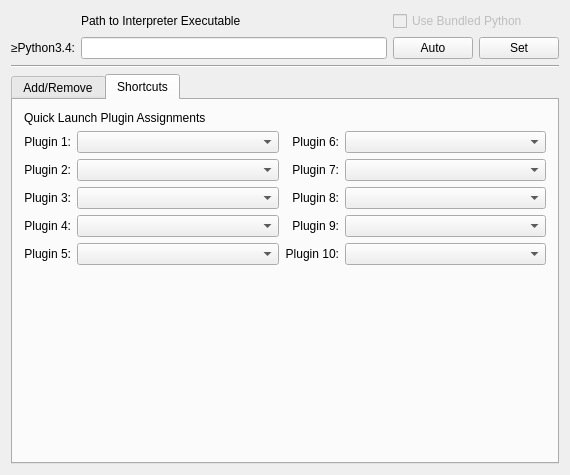
Above: src/Form_Files/PPluginWidget.ui from RRRRUDDDD/re-sigil-modified before the change. Below: the same form after it.
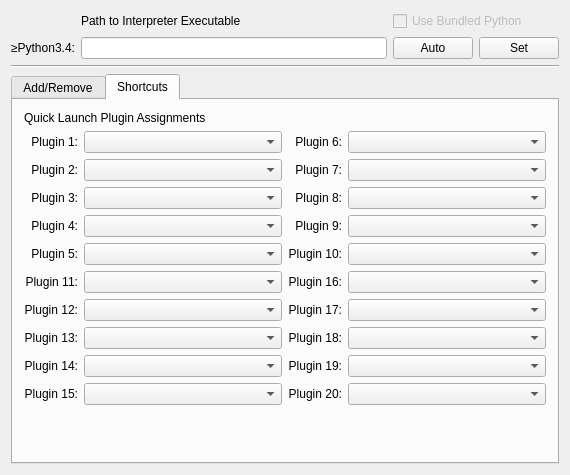
That is the form after the change. The open tabs and pages were chosen to show the change.

```diff
--- a/src/Form_Files/PPluginWidget.ui
+++ b/src/Form_Files/PPluginWidget.ui
@@ -383,6 +383,136 @@
          <item row="5" column="3">
           <widget class="QComboBox" name="comboBox_10"/>
          </item>
+         <item row="6" column="0">
+          <widget class="QLabel" name="label_13">
+           <property name="text">
+            <string>Plugin 11:</string>
+           </property>
+           <property name="alignment">
+            <set>Qt::AlignRight|Qt::AlignTrailing|Qt::AlignVCenter</set>
+           </property>
+          </widget>
+         </item>
+         <item row="6" column="1">
+          <widget class="QComboBox" name="comboBox_11"/>
+         </item>
+         <item row="6" column="2">
+          <widget class="QLabel" name="label_18">
+           <property name="text">
+            <string>Plugin 16:</string>
+           </property>
+           <property name="alignment">
+            <set>Qt::AlignRight|Qt::AlignTrailing|Qt::AlignVCenter</set>
+           </property>
+          </widget>
+         </item>
+         <item row="6" column="3">
+          <widget class="QComboBox" name="comboBox_16"/>
+         </item>
+         <item row="7" column="0">
+          <widget class="QLabel" name="label_14">
+           <property name="text">
+            <string>Plugin 12:</string>
+           </property>
+           <property name="alignment">
+            <set>Qt::AlignRight|Qt::AlignTrailing|Qt::AlignVCenter</set>
+           </property>
+          </widget>
+         </item>
+         <item row="7" column="1">
+          <widget class="QComboBox" name="comboBox_12"/>
+         </item>
+         <item row="7" column="2">
+          <widget class="QLabel" name="label_19">
+           <property name="text">
+            <string>Plugin 17:</string>
+           </property>
+           <property name="alignment">
+            <set>Qt::AlignRight|Qt::AlignTrailing|Qt::AlignVCenter</set>
+           </property>
+          </widget>
+         </item>
+         <item row="7" column="3">
+          <widget class="QComboBox" name="comboBox_17"/>
+         </item>
+         <item row="8" column="0">
+          <widget class="QLabel" name="label_15">
+           <property name="text">
+            <string>Plugin 13:</string>
+           </property>
+           <property name="alignment">
+            <set>Qt::AlignRight|Qt::AlignTrailing|Qt::AlignVCenter</set>
+           </property>
+          </widget>
+         </item>
+         <item row="8" column="1">
+          <widget class="QComboBox" name="comboBox_13"/>
+         </item>
+         <item row="8" column="2">
+          <widget class="QLabel" name="label_20">
+           <property name="text">
+            <string>Plugin 18:</string>
+           </property>
+           <property name="alignment">
+            <set>Qt::AlignRight|Qt::AlignTrailing|Qt::AlignVCenter</set>
+           </property>
+          </widget>
+         </item>
+         <item row="8" column="3">
+          <widget class="QComboBox" name="comboBox_18"/>
+         </item>
+         <item row="9" column="0">
+          <widget class="QLabel" name="label_16">
+           <property name="text">
+            <string>Plugin 14:</string>
+           </property>
+           <property name="alignment">
+            <set>Qt::AlignRight|Qt::AlignTrailing|Qt::AlignVCenter</set>
+           </property>
+          </widget>
+         </item>
+         <item row="9" column="1">
+          <widget class="QComboBox" name="comboBox_14"/>
+         </item>
+         <item row="9" column="2">
+          <widget class="QLabel" name="label_21">
+           <property name="text">
+            <string>Plugin 19:</string>
+           </property>
+           <property name="alignment">
+            <set>Qt::AlignRight|Qt::AlignTrailing|Qt::AlignVCenter</set>
+           </property>
+          </widget>
+         </item>
+         <item row="9" column="3">
+          <widget class="QComboBox" name="comboBox_19"/>
+         </item>
+         <item row="10" column="0">
+          <widget class="QLabel" name="label_17">
+           <property name="text">
+            <string>Plugin 15:</string>
+           </property>
+           <property name="alignment">
+            <set>Qt::AlignRight|Qt::AlignTrailing|Qt::AlignVCenter</set>
+           </property>
+          </widget>
+         </item>
+         <item row="10" column="1">
+          <widget class="QComboBox" name="comboBox_15"/>
+         </item>
+         <item row="10" column="2">
+          <widget class="QLabel" name="label_22">
+           <property name="text">
+            <string>Plugin 20:</string>
+           </property>
+           <property name="alignment">
+            <set>Qt::AlignRight|Qt::AlignTrailing|Qt::AlignVCenter</set>
+           </property>
+          </widget>
+         </item>
+         <item row="10" column="3">
+          <widget class="QComboBox" name="comboBox_20"/>
+         </item>
         </layout>
        </item>
        <item>
```
